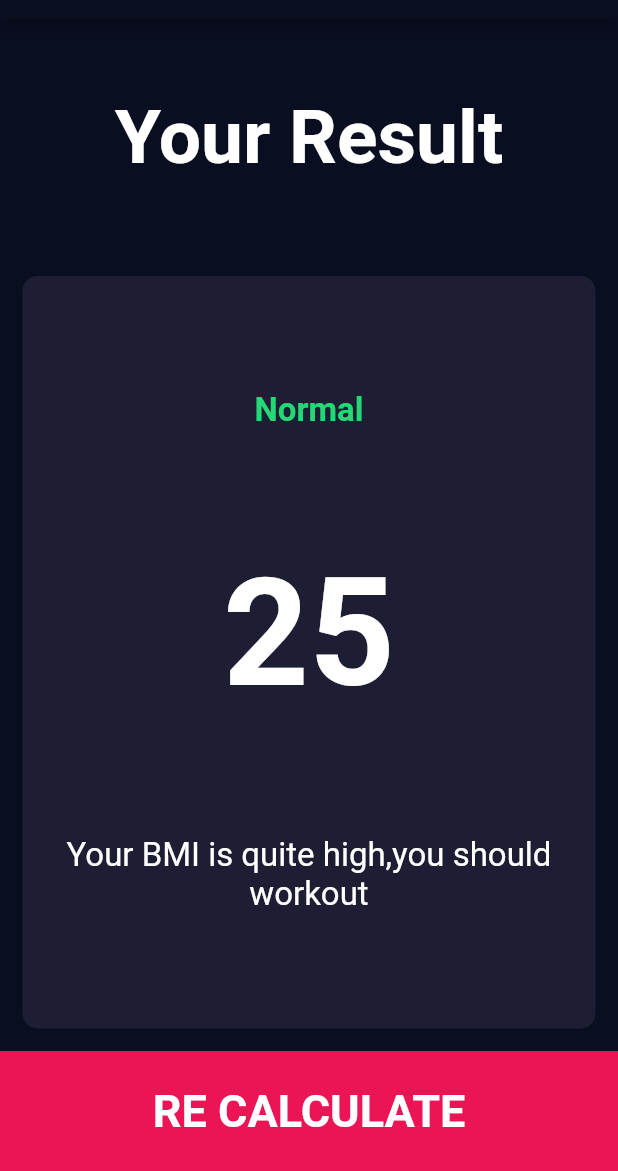
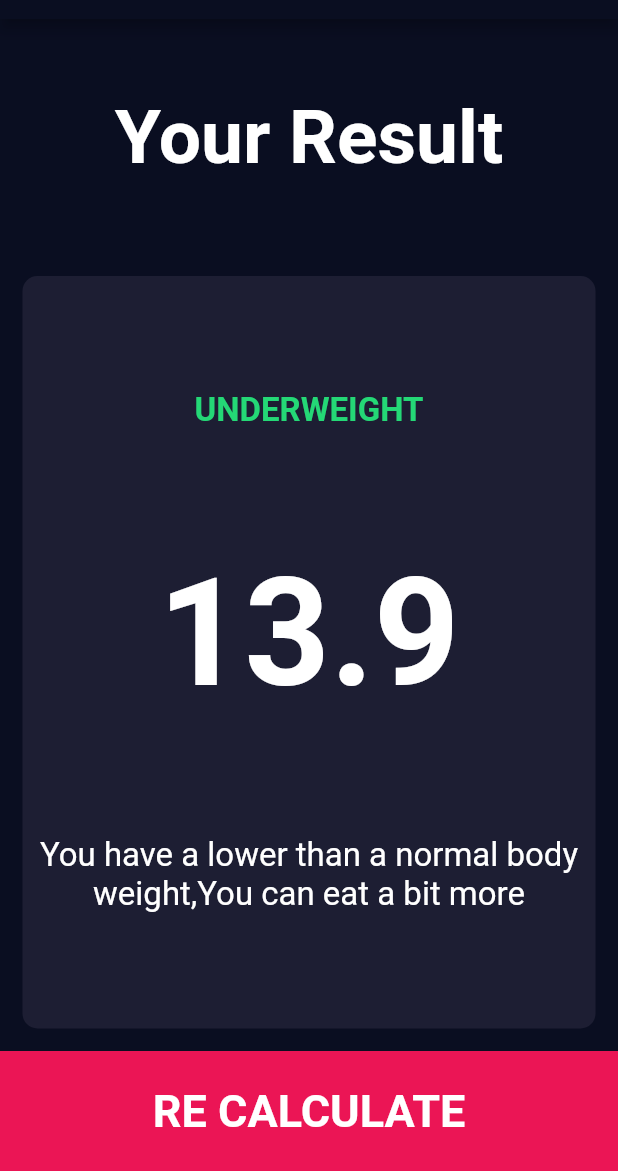
Before and after one commit to AdharshReghu/BMI-CALCULATOR, a Flutter app: the screen it shows after launch, after a tap on "CALCULATE", on a phone screen of 412 x 824 dp, the part 65-1236 px from its top. Run offline on Flutter 3.47's test engine with Material 2 defaults, Android fonts, the phone set to English and light mode, and no system bars; our stand-ins replace font_awesome_flutter.

Commit message:
(full app finished , icon not added )

```diff
--- a/lib/Screens/Results_page.dart
+++ b/lib/Screens/Results_page.dart
@@ -3,8 +3,14 @@ import '../Components/constants.dart';
 import '../Components/reusable_card.dart';
 
 class ResultsPage extends StatelessWidget {
-  const ResultsPage({Key? key}) : super(key: key);
+  ResultsPage(
+      {required this.bmiResult,
+      required this.resultText,
+      required this.suggestions});
 
+  late String bmiResult;
+  late String suggestions;
+  late String resultText;
   @override
   Widget build(BuildContext context) {
     return Scaffold(
@@ -31,15 +37,15 @@ class ResultsPage extends StatelessWidget {
                     crossAxisAlignment: CrossAxisAlignment.center,
                     children: [
                       Text(
-                        "Normal",
+                        resultText.toUpperCase(),
                         style: kResultText,
                       ),
                       Text(
-                        "25",
+                        bmiResult,
                         style: kResultValueStyle,
                       ),
                       Text(
-                        "Your BMI is quite high,you should workout",
+                        suggestions,
                         style: kResultAdvice,
                         textAlign: TextAlign.center,
                       )
--- a/lib/Screens/calculator_brain.dart
+++ b/lib/Screens/calculator_brain.dart
@@ -0,0 +1,34 @@
+import 'dart:math';
+
+class CalculatorBrain {
+  CalculatorBrain({required this.height, required this.weight});
+
+  late final int height;
+  late final int weight;
+  late double _bmi;
+
+  String Bmiresult() {
+    _bmi = (weight / pow(height / 100, 2));
+    return _bmi.toStringAsFixed(1);
+  }
+
+  String getResults() {
+    if (_bmi > 25) {
+      return 'OverWeight';
+    } else if (_bmi > 18) {
+      return 'Normal';
+    } else {
+      return 'UnderWeight';
+    }
+  }
+
+  String GetSuggestions() {
+    if (_bmi > 25) {
+      return 'You have a higher than normal body weight,Try to exercise more';
+    } else if (_bmi > 18) {
+      return 'You have a normal body weight, good job';
+    } else {
+      return 'You have a lower than a normal body weight,You can eat a bit more';
+    }
+  }
+}
--- a/lib/Screens/input_page.dart
+++ b/lib/Screens/input_page.dart
@@ -4,6 +4,7 @@ import 'package:font_awesome_flutter/font_awesome_flutter.dart';
 import '../Components/carddata.dart';
 import '../Components/reusable_card.dart';
 import '../Components/constants.dart';
+import 'calculator_brain.dart';
 
 enum GenderType { male, female }
 
@@ -235,8 +236,17 @@ class _InputPageState extends State<InputPage> {
           ),
           GestureDetector(
             onTap: () {
-              Navigator.push(context,
-                  MaterialPageRoute(builder: (context) => ResultsPage()));
+              CalculatorBrain calc =
+                  CalculatorBrain(height: height, weight: weight);
+
+              Navigator.push(
+                  context,
+                  MaterialPageRoute(
+                      builder: (context) => ResultsPage(
+                            bmiResult: calc.Bmiresult(),
+                            suggestions: calc.GetSuggestions(),
+                            resultText: calc.getResults(),
+                          )));
             },
             child: Container(
               color: kBottomcontainercolor,
```
